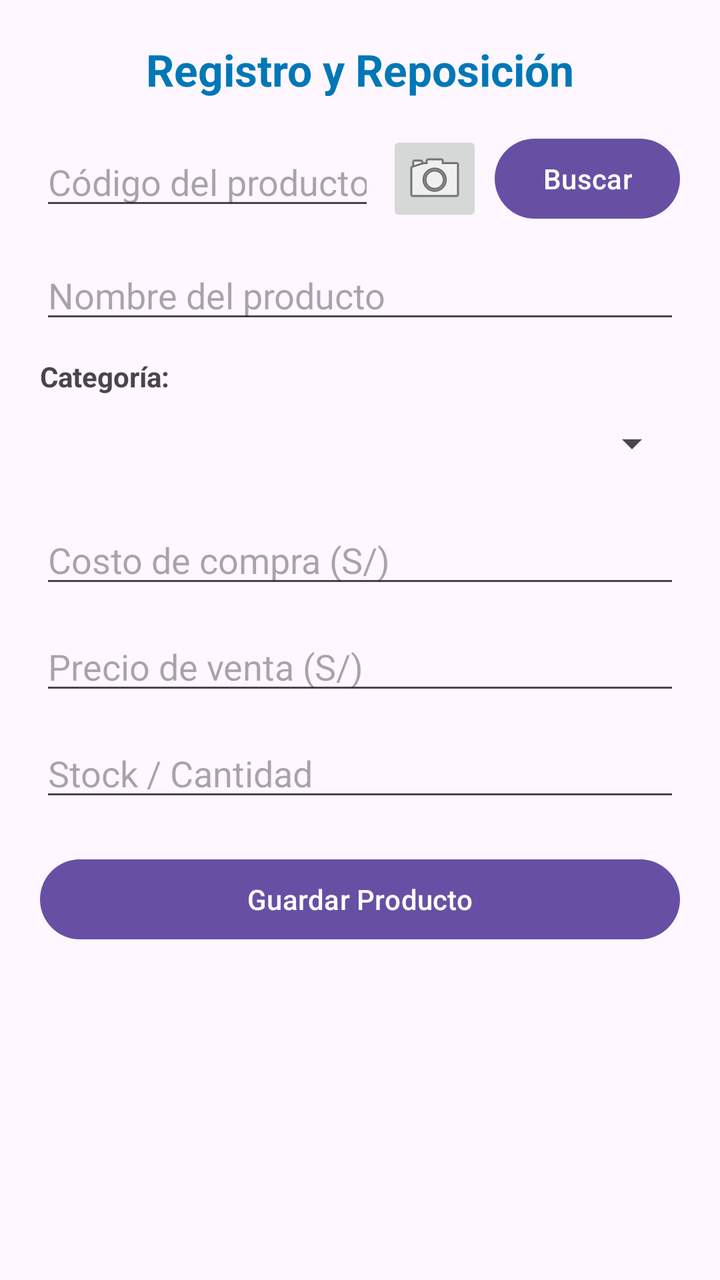
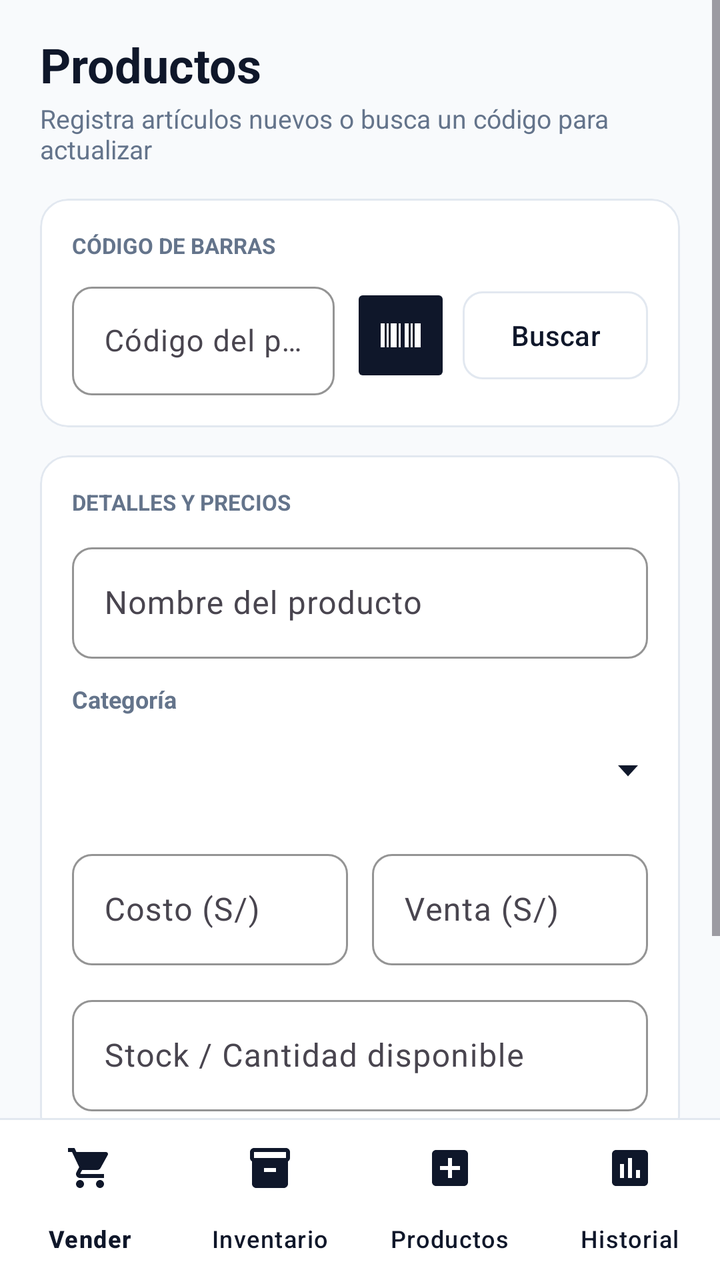

An Android layout rendered at two revisions. The XML below is the earlier revision; the diff shows what the commit changed to produce the second picture.
<!-- AndroidManifest.xml: application theme Theme.InventarioApp -->
<!-- res/layout/activity_producto.xml -->
<?xml version="1.0" encoding="utf-8"?>
<ScrollView xmlns:android="http://schemas.android.com/apk/res/android"
    android:id="@+id/main"
    android:layout_width="match_parent"
    android:layout_height="match_parent"
    android:fitsSystemWindows="true">

    <LinearLayout
        android:layout_width="match_parent"
        android:layout_height="wrap_content"
        android:orientation="vertical"
        android:padding="20dp">

        <TextView
            android:layout_width="match_parent"
            android:layout_height="wrap_content"
            android:layout_marginBottom="16dp"
            android:gravity="center"
            android:text="Registro y Reposición"
            android:textColor="#0077B6"
            android:textSize="22sp"
            android:textStyle="bold" />

        
        <LinearLayout
            android:layout_width="match_parent"
            android:layout_height="wrap_content"
            android:layout_marginBottom="12dp"
            android:gravity="center_vertical"
            android:orientation="horizontal">

            <EditText
                android:id="@+id/txtCodigoProd"
                android:layout_width="0dp"
                android:layout_height="wrap_content"
                android:layout_weight="1"
                android:hint="Código del producto"
                android:inputType="text" />

            <ImageButton
                android:id="@+id/btnCamaraProd"
                android:layout_width="48dp"
                android:layout_height="48dp"
                android:layout_marginStart="6dp"
                android:contentDescription="Escanear"
                android:src="@android:drawable/ic_menu_camera" />

            <Button
                android:id="@+id/btnBuscarProd"
                android:layout_width="wrap_content"
                android:layout_height="wrap_content"
                android:layout_marginStart="6dp"
                android:text="Buscar" />
        </LinearLayout>

        <EditText
            android:id="@+id/txtNombreProd"
            android:layout_width="match_parent"
            android:layout_height="wrap_content"
            android:layout_marginBottom="12dp"
            android:hint="Nombre del producto"
            android:inputType="textCapSentences" />

        <TextView
            android:layout_width="match_parent"
            android:layout_height="wrap_content"
            android:text="Categoría:"
            android:textSize="14sp"
            android:textStyle="bold" />

        <Spinner
            android:id="@+id/spCategoria"
            android:layout_width="match_parent"
            android:layout_height="48dp"
            android:layout_marginBottom="12dp" />

        <EditText
            android:id="@+id/txtCostoProd"
            android:layout_width="match_parent"
            android:layout_height="wrap_content"
            android:layout_marginBottom="12dp"
            android:hint="Costo de compra (S/)"
            android:inputType="numberDecimal" />

        <EditText
            android:id="@+id/txtPrecioProd"
            android:layout_width="match_parent"
            android:layout_height="wrap_content"
            android:layout_marginBottom="12dp"
            android:hint="Precio de venta (S/)"
            android:inputType="numberDecimal" />

        <EditText
            android:id="@+id/txtStockProd"
            android:layout_width="match_parent"
            android:layout_height="wrap_content"
            android:layout_marginBottom="20dp"
            android:hint="Stock / Cantidad"
            android:inputType="number" />

        <Button
            android:id="@+id/btnGuardarProd"
            android:layout_width="match_parent"
            android:layout_height="wrap_content"
            android:text="Guardar Producto" />

    </LinearLayout>
</ScrollView>
<!-- resources referenced by this layout -->
<resources>
  <style name="Theme.InventarioApp" parent="Base.Theme.InventarioApp" />
  <style name="Base.Theme.InventarioApp" parent="Theme.Material3.DayNight">
          
          
      </style>
</resources>

<!-- the commit's change to res/layout/activity_producto.xml (unified diff, before → after) -->
@@ -1,108 +1,286 @@
 <?xml version="1.0" encoding="utf-8"?>
-<ScrollView xmlns:android="http://schemas.android.com/apk/res/android"
+<LinearLayout xmlns:android="http://schemas.android.com/apk/res/android"
+    xmlns:app="http://schemas.android.com/apk/res-auto"
     android:id="@+id/main"
     android:layout_width="match_parent"
     android:layout_height="match_parent"
-    android:fitsSystemWindows="true">
-
-    <LinearLayout
+    android:background="@color/bg_pantalla"
+    android:fitsSystemWindows="true"
+    android:orientation="vertical">
+
+    
+    <ScrollView
         android:layout_width="match_parent"
-        android:layout_height="wrap_content"
-        android:orientation="vertical"
-        android:padding="20dp">
-
-        <TextView
-            android:layout_width="match_parent"
-            android:layout_height="wrap_content"
-            android:layout_marginBottom="16dp"
-            android:gravity="center"
-            android:text="Registro y Reposición"
-            android:textColor="#0077B6"
-            android:textSize="22sp"
-            android:textStyle="bold" />
-
-        
+        android:layout_height="0dp"
+        android:layout_weight="1"
+        android:clipToPadding="false">
+
         <LinearLayout
             android:layout_width="match_parent"
             android:layout_height="wrap_content"
-            android:layout_marginBottom="12dp"
-            android:gravity="center_vertical"
-            android:orientation="horizontal">
-
-            <EditText
-                android:id="@+id/txtCodigoProd"
-                android:layout_width="0dp"
-                android:layout_height="wrap_content"
-                android:layout_weight="1"
-                android:hint="Código del producto"
-                android:inputType="text" />
-
-            <ImageButton
-                android:id="@+id/btnCamaraProd"
-                android:layout_width="48dp"
-                android:layout_height="48dp"
-                android:layout_marginStart="6dp"
-                android:contentDescription="Escanear"
-                android:src="@android:drawable/ic_menu_camera" />
-
-            <Button
-                android:id="@+id/btnBuscarProd"
-                android:layout_width="wrap_content"
-                android:layout_height="wrap_content"
-                android:layout_marginStart="6dp"
-                android:text="Buscar" />
+            android:orientation="vertical"
+            android:paddingHorizontal="20dp"
+            android:paddingTop="16dp"
+            android:paddingBottom="24dp">
+
+            <TextView
+                android:layout_width="match_parent"
+                android:layout_height="wrap_content"
+                android:text="Productos"
+                android:textColor="@color/primario"
+                android:textSize="24sp"
+                android:textStyle="bold" />
+
+            <TextView
+                android:layout_width="match_parent"
+                android:layout_height="wrap_content"
+                android:layout_marginTop="2dp"
+                android:layout_marginBottom="16dp"
+                android:text="Registra artículos nuevos o busca un código para actualizar"
+                android:textColor="@color/texto_secundario"
+                android:textSize="13sp" />
+
+            
+            <com.google.android.material.card.MaterialCardView
+                android:layout_width="match_parent"
+                android:layout_height="wrap_content"
+                android:layout_marginBottom="14dp"
+                app:cardBackgroundColor="@color/bg_tarjeta"
+                app:cardCornerRadius="14dp"
+                app:cardElevation="0dp"
+                app:strokeColor="@color/borde_sutil"
+                app:strokeWidth="1dp">
+
+                <LinearLayout
+                    android:layout_width="match_parent"
+                    android:layout_height="wrap_content"
+                    android:orientation="vertical"
+                    android:padding="16dp">
+
+                    <TextView
+                        android:layout_width="match_parent"
+                        android:layout_height="wrap_content"
+                        android:layout_marginBottom="8dp"
+                        android:text="CÓDIGO DE BARRAS"
+                        android:textColor="@color/texto_secundario"
+                        android:textSize="11sp"
+                        android:textStyle="bold" />
+
+                    <LinearLayout
+                        android:layout_width="match_parent"
+                        android:layout_height="wrap_content"
+                        android:gravity="center_vertical"
+                        android:orientation="horizontal">
+
+                        <com.google.android.material.textfield.TextInputLayout
+                            style="@style/Widget.Material3.TextInputLayout.OutlinedBox"
+                            android:layout_width="0dp"
+                            android:layout_height="wrap_content"
+                            android:layout_weight="1"
+                            android:hint="Código del producto"
+                            app:boxCornerRadiusBottomEnd="10dp"
+                            app:boxCornerRadiusBottomStart="10dp"
+                            app:boxCornerRadiusTopEnd="10dp"
+                            app:boxCornerRadiusTopStart="10dp"
+                            app:boxStrokeColor="@color/borde_sutil">
+
+                            <com.google.android.material.textfield.TextInputEditText
+                                android:id="@+id/txtCodigoProd"
+                                android:layout_width="match_parent"
+                                android:layout_height="wrap_content"
+                                android:inputType="text"
+                                android:textColor="@color/texto_principal"
+                                android:textSize="15sp" />
+                        </com.google.android.material.textfield.TextInputLayout>
+
+                        <ImageButton
+                            android:id="@+id/btnCamaraProd"
+                            android:layout_width="50dp"
+                            android:layout_height="52dp"
+                            android:layout_marginStart="8dp"
+                            android:backgroundTint="@color/primario"
+                            android:contentDescription="Escanear"
+                            android:src="@drawable/ic_barcode"
+                            app:tint="@color/white" />
+
+                        <com.google.android.material.button.MaterialButton
+                            android:id="@+id/btnBuscarProd"
+                            style="@style/Widget.Material3.Button.OutlinedButton"
+                            android:layout_width="wrap_content"
+                            android:layout_height="52dp"
+                            android:layout_marginStart="6dp"
+                            android:text="Buscar"
+                            android:textColor="@color/primario"
+                            app:cornerRadius="10dp"
+                            app:strokeColor="@color/borde_sutil" />
+                    </LinearLayout>
+
+                </LinearLayout>
+            </com.google.android.material.card.MaterialCardView>
+
+            
+            <com.google.android.material.card.MaterialCardView
+                android:layout_width="match_parent"
+                android:layout_height="wrap_content"
+                android:layout_marginBottom="18dp"
+                app:cardBackgroundColor="@color/bg_tarjeta"
+                app:cardCornerRadius="14dp"
+                app:cardElevation="0dp"
+                app:strokeColor="@color/borde_sutil"
+                app:strokeWidth="1dp">
+
+                <LinearLayout
+                    android:layout_width="match_parent"
+                    android:layout_height="wrap_content"
+                    android:orientation="vertical"
+                    android:padding="16dp">
+
+                    <TextView
+                        android:layout_width="match_parent"
+                        android:layout_height="wrap_content"
+                        android:layout_marginBottom="10dp"
+                        android:text="DETALLES Y PRECIOS"
+                        android:textColor="@color/texto_secundario"
+                        android:textSize="11sp"
+                        android:textStyle="bold" />
+
+                    <com.google.android.material.textfield.TextInputLayout
+                        style="@style/Widget.Material3.TextInputLayout.OutlinedBox"
+                        android:layout_width="match_parent"
+                        android:layout_height="wrap_content"
+                        android:layout_marginBottom="12dp"
+                        android:hint="Nombre del producto"
+                        app:boxCornerRadiusBottomEnd="10dp"
+                        app:boxCornerRadiusBottomStart="10dp"
+                        app:boxCornerRadiusTopEnd="10dp"
+                        app:boxCornerRadiusTopStart="10dp"
+                        app:boxStrokeColor="@color/borde_sutil">
+
+                        <com.google.android.material.textfield.TextInputEditText
+                            android:id="@+id/txtNombreProd"
+                            android:layout_width="match_parent"
+                            android:layout_height="wrap_content"
+                            android:inputType="textCapSentences"
+                            android:textColor="@color/texto_principal" />
+                    </com.google.android.material.textfield.TextInputLayout>
+
+                    <TextView
+                        android:layout_width="match_parent"
+                        android:layout_height="wrap_content"
+                        android:layout_marginBottom="4dp"
+                        android:text="Categoría"
+                        android:textColor="@color/texto_secundario"
+                        android:textSize="12sp"
+                        android:textStyle="bold" />
+
+                    <Spinner
+                        android:id="@+id/spCategoria"
+                        android:layout_width="match_parent"
+                        android:layout_height="48dp"
+                        android:layout_marginBottom="12dp"
+                        android:background="@drawable/abc_spinner_mtrl_am_alpha"
+                        android:backgroundTint="@color/primario" />
+
+                    
+                    <LinearLayout
+                        android:layout_width="match_parent"
+                        android:layout_height="wrap_content"
+                        android:layout_marginBottom="12dp"
+                        android:orientation="horizontal">
+
+                        <com.google.android.material.textfield.TextInputLayout
+                            style="@style/Widget.Material3.TextInputLayout.OutlinedBox"
+                            android:layout_width="0dp"
+                            android:layout_height="wrap_content"
+                            android:layout_marginEnd="6dp"
+                            android:layout_weight="1"
+                            android:hint="Costo (S/)"
+                            app:boxCornerRadiusBottomEnd="10dp"
+                            app:boxCornerRadiusBottomStart="10dp"
+                            app:boxCornerRadiusTopEnd="10dp"
+                            app:boxCornerRadiusTopStart="10dp"
+                            app:boxStrokeColor="@color/borde_sutil">
+
+                            <com.google.android.material.textfield.TextInputEditText
+                                android:id="@+id/txtCostoProd"
+                                android:layout_width="match_parent"
+                                android:layout_height="wrap_content"
+                                android:inputType="numberDecimal"
+                                android:textColor="@color/texto_principal" />
+                        </com.google.android.material.textfield.TextInputLayout>
+
+                        <com.google.android.material.textfield.TextInputLayout
+                            style="@style/Widget.Material3.TextInputLayout.OutlinedBox"
+                            android:layout_width="0dp"
+                            android:layout_height="wrap_content"
+                            android:layout_marginStart="6dp"
+                            android:layout_weight="1"
+                            android:hint="Venta (S/)"
+                            app:boxCornerRadiusBottomEnd="10dp"
+                            app:boxCornerRadiusBottomStart="10dp"
+                            app:boxCornerRadiusTopEnd="10dp"
+                            app:boxCornerRadiusTopStart="10dp"
+                            app:boxStrokeColor="@color/borde_sutil">
+
+                            <com.google.android.material.textfield.TextInputEditText
+                                android:id="@+id/txtPrecioProd"
+                                android:layout_width="match_parent"
+                                android:layout_height="wrap_content"
+                                android:inputType="numberDecimal"
+                                android:textColor="@color/texto_principal" />
+                        </com.google.android.material.textfield.TextInputLayout>
+                    </LinearLayout>
+
+                    <com.google.android.material.textfield.TextInputLayout
+                        style="@style/Widget.Material3.TextInputLayout.OutlinedBox"
+                        android:layout_width="match_parent"
+                        android:layout_height="wrap_content"
+                        android:hint="Stock / Cantidad disponible"
+                        app:boxCornerRadiusBottomEnd="10dp"
+                        app:boxCornerRadiusBottomStart="10dp"
+                        app:boxCornerRadiusTopEnd="10dp"
+                        app:boxCornerRadiusTopStart="10dp"
+                        app:boxStrokeColor="@color/borde_sutil">
+
+                        <com.google.android.material.textfield.TextInputEditText
+                            android:id="@+id/txtStockProd"
+                            android:layout_width="match_parent"
+                            android:layout_height="wrap_content"
+                            android:inputType="number"
+                            android:textColor="@color/texto_principal" />
+                    </com.google.android.material.textfield.TextInputLayout>
+
+                </LinearLayout>
+            </com.google.android.material.card.MaterialCardView>
+
+            <com.google.android.material.button.MaterialButton
+                android:id="@+id/btnGuardarProd"
+                android:layout_width="match_parent"
+                android:layout_height="54dp"
+                android:backgroundTint="@color/acento"
+                android:text="Guardar Producto"
+                android:textColor="@color/white"
+                android:textSize="16sp"
+                android:textStyle="bold"
+                app:cornerRadius="12dp" />
+
         </LinearLayout>
-
-        <EditText
-            android:id="@+id/txtNombreProd"
-            android:layout_width="match_parent"
-            android:layout_height="wrap_content"
-            android:layout_marginBottom="12dp"
-            android:hint="Nombre del producto"
-            android:inputType="textCapSentences" />
-
-        <TextView
-            android:layout_width="match_parent"
-            android:layout_height="wrap_content"
-            android:text="Categoría:"
-            android:textSize="14sp"
-            android:textStyle="bold" />
-
-        <Spinner
-            android:id="@+id/spCategoria"
-            android:layout_width="match_parent"
-            android:layout_height="48dp"
-            android:layout_marginBottom="12dp" />
-
-        <EditText
-            android:id="@+id/txtCostoProd"
-            android:layout_width="match_parent"
-            android:layout_height="wrap_content"
-            android:layout_marginBottom="12dp"
-            android:hint="Costo de compra (S/)"
-            android:inputType="numberDecimal" />
-
-        <EditText
-            android:id="@+id/txtPrecioProd"
-            android:layout_width="match_parent"
-            android:layout_height="wrap_content"
-            android:layout_marginBottom="12dp"
-            android:hint="Precio de venta (S/)"
-            android:inputType="numberDecimal" />
-
-        <EditText
-            android:id="@+id/txtStockProd"
-            android:layout_width="match_parent"
-            android:layout_height="wrap_content"
-            android:layout_marginBottom="20dp"
-            android:hint="Stock / Cantidad"
-            android:inputType="number" />
-
-        <Button
-            android:id="@+id/btnGuardarProd"
-            android:layout_width="match_parent"
-            android:layout_height="wrap_content"
-            android:text="Guardar Producto" />
-
-    </LinearLayout>
-</ScrollView>
+    </ScrollView>
+
+    
+    <View
+        android:layout_width="match_parent"
+        android:layout_height="1dp"
+        android:background="@color/borde_sutil" />
+
+    <com.google.android.material.bottomnavigation.BottomNavigationView
+        android:id="@+id/bottomNav"
+        android:layout_width="match_parent"
+        android:layout_height="wrap_content"
+        android:background="@color/bg_tarjeta"
+        app:itemIconTint="@color/primario"
+        app:itemTextColor="@color/primario"
+        app:labelVisibilityMode="labeled"
+        app:menu="@menu/menu_bottom" />
+
+</LinearLayout>
<!-- resource entries referenced after the edit -->
@@ -1,9 +1,31 @@
 <!-- resources referenced by this layout -->
 <resources>
+  <color name="acento">#D97706</color>
+  <color name="bg_pantalla">#F8FAFC</color>
+  <color name="bg_tarjeta">#FFFFFF</color>
+  <color name="borde_sutil">#E2E8F0</color>
+  <color name="primario">#0F172A</color>
+  <color name="texto_principal">#0F172A</color>
+  <color name="texto_secundario">#64748B</color>
+  <color name="white">#FFFFFF</color>
+  <!-- drawable ic_barcode (drawable) -->
+  <?xml version="1.0" encoding="utf-8"?>
+  <vector xmlns:android="http://schemas.android.com/apk/res/android"
+      android:width="24dp"
+      android:height="24dp"
+      android:viewportWidth="24"
+      android:viewportHeight="24">
+      <path
+          android:fillColor="#FFFFFF"
+          android:pathData="M2,6h2v12L2,18zM5,6h1v12L5,18zM7,6h3v12L7,18zM11,6h1v12h-1zM14,6h2v12h-2zM17,6h1v12h-1zM19,6h3v12h-3z"/>
+  </vector>
   <style name="Theme.InventarioApp" parent="Base.Theme.InventarioApp" />
-  <style name="Base.Theme.InventarioApp" parent="Theme.Material3.DayNight">
-          
-          
+  <style name="Base.Theme.InventarioApp" parent="Theme.Material3.DayNight.NoActionBar">
+          <item name="colorPrimary">@color/primario</item>
+          <item name="colorSecondary">@color/acento</item>
+          <item name="android:windowBackground">@color/bg_pantalla</item>
+          <item name="android:statusBarColor">@color/bg_pantalla</item>
+          <item name="android:windowLightStatusBar">true</item>
       </style>
 </resources>
 
